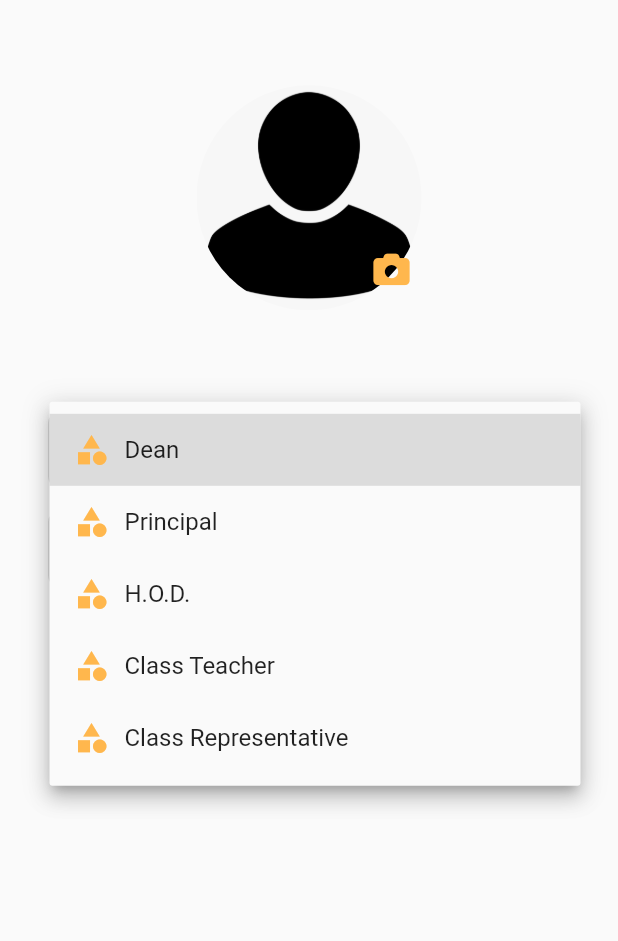
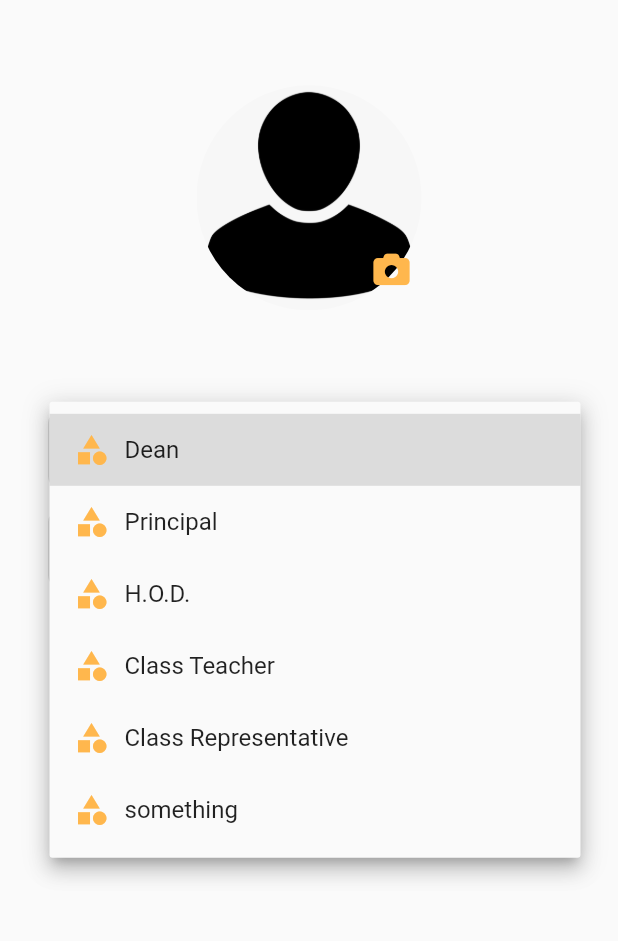
Before and after one commit to create-dan/notice_board, a Flutter app: the AdminProfileSetup screen opened directly, after a tap on "Choose Category", on a phone screen of 412 x 824 dp, the part 74-1015 px from its top. Run offline on Flutter 3.47's test engine with Material 2 defaults, Android fonts, the phone set to English and light mode, and no system bars; drawn by our look-alikes of modal_progress_hud_nsn; our stand-ins replace cloud_firestore, file_picker, firebase_auth, firebase_core, firebase_storage, fluttertoast and 4 more; missing offline and left inert: android_intent_plus, custom_full_image_screen; accounts and stored records are empty; project files that could hold a hidden picture were left out.

Commit message:
Update constants.dart

```diff
--- a/lib/helpers/constants.dart
+++ b/lib/helpers/constants.dart
@@ -52,7 +52,8 @@ final category = [
   "Principal",
   "H.O.D.",
   "Class Teacher",
-  "Class Representative"
+  "Class Representative",
+  "something"
 ];
 
 final noticeType = ["General", "Holiday", "Exam", "Lecture", "Assignment"];
```
